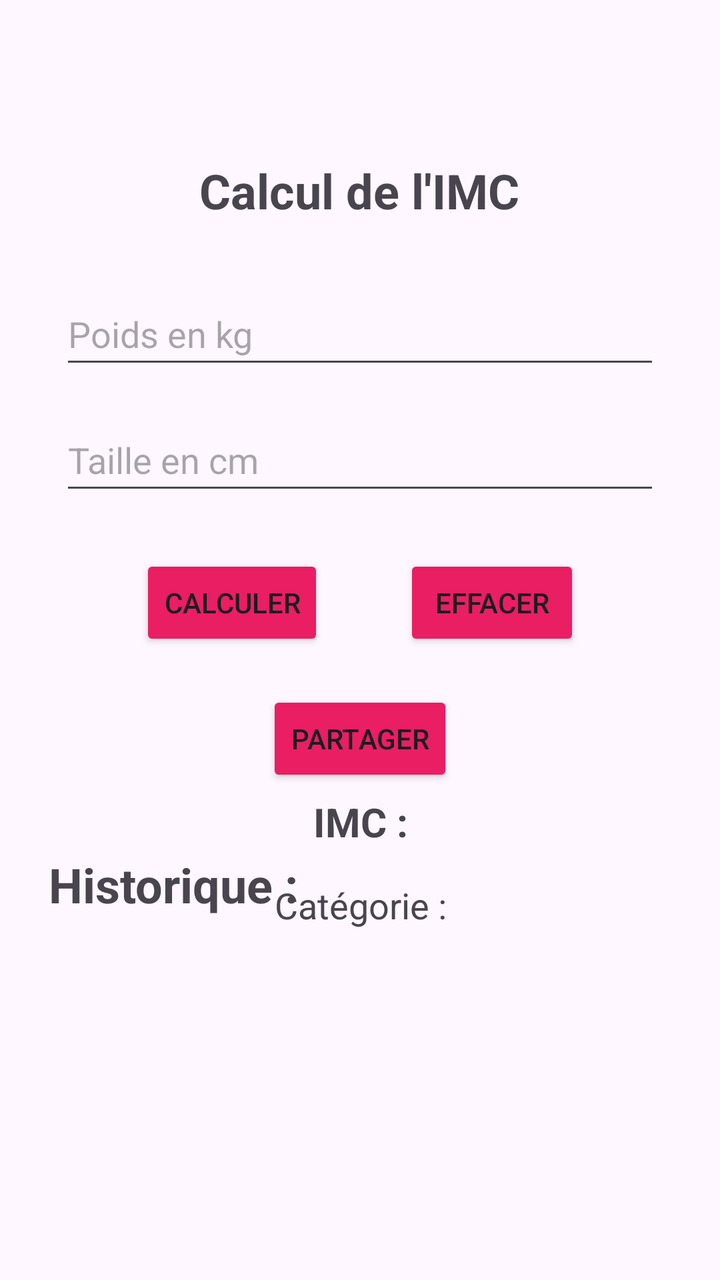
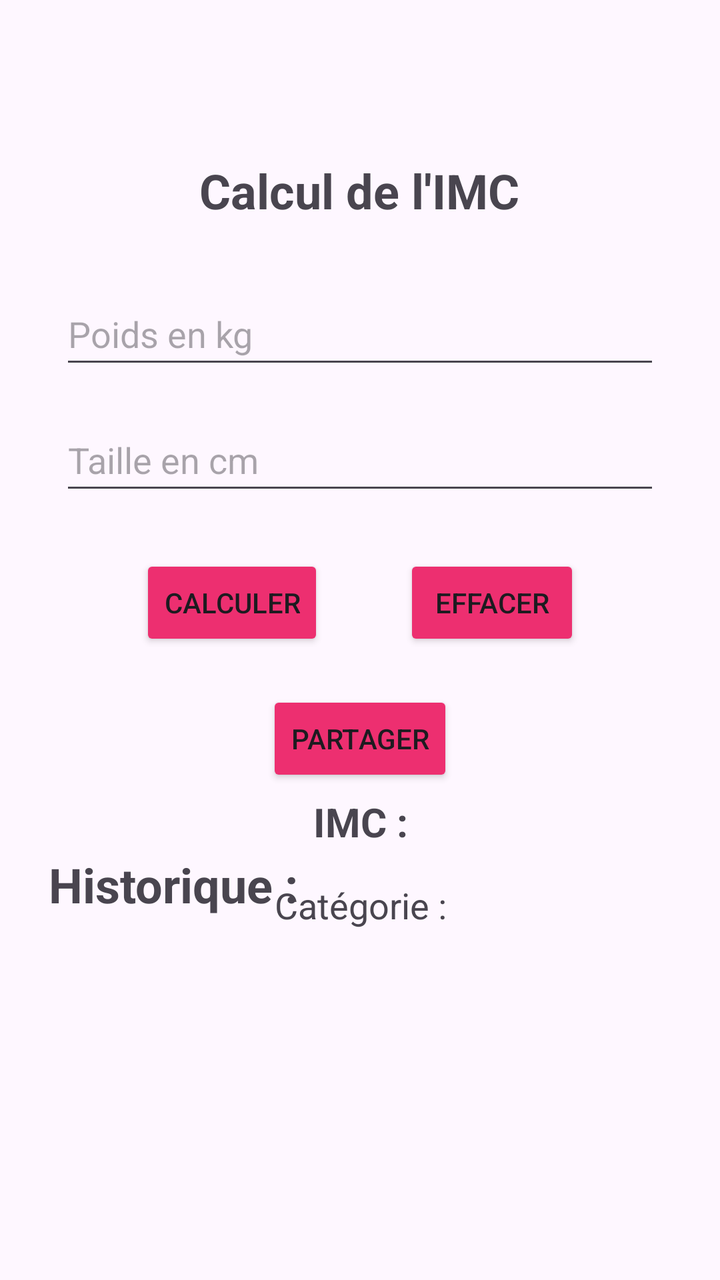

Compare the two renders of this Android layout. The source of the first and the diff that turns it into the second are given below.
<!-- AndroidManifest.xml: application theme Theme.CalculIMC -->
<!-- res/layout/activity_main.xml -->
<?xml version="1.0" encoding="utf-8"?>
<androidx.constraintlayout.widget.ConstraintLayout xmlns:android="http://schemas.android.com/apk/res/android"
    xmlns:app="http://schemas.android.com/apk/res-auto"
    xmlns:tools="http://schemas.android.com/tools"
    android:id="@+id/main"
    android:layout_width="match_parent"
    android:layout_height="match_parent"
    tools:context=".MainActivity">

    <TextView
        android:id="@+id/textViewTitre"
        android:layout_width="wrap_content"
        android:layout_height="wrap_content"
        android:text="@string/titre"
        android:textSize="24sp"
        android:textStyle="bold"
        app:layout_constraintBottom_toBottomOf="parent"
        app:layout_constraintEnd_toEndOf="parent"
        app:layout_constraintHorizontal_bias="0.498"
        app:layout_constraintStart_toStartOf="parent"
        app:layout_constraintTop_toTopOf="parent"
        app:layout_constraintVertical_bias="0.13" />

    <EditText
        android:id="@+id/editTextPoids"
        android:layout_width="0dp"
        android:layout_height="48dp"
        app:layout_constraintStart_toStartOf="parent"
        app:layout_constraintEnd_toEndOf="parent"
        android:hint="@string/poids_hint"
        android:inputType="numberDecimal"
        app:layout_constraintTop_toBottomOf="@id/textViewTitre"
        android:layout_marginStart="30dp"
        android:layout_marginEnd="30dp"
        android:layout_marginTop="30dp"/>

    <EditText
        android:id="@+id/editTextTaille"
        android:layout_width="0dp"
        android:layout_height="48dp"
        android:hint="@string/taille_hint"
        android:inputType="numberDecimal"
        app:layout_constraintTop_toBottomOf="@id/editTextPoids"
        app:layout_constraintStart_toStartOf="parent"
        app:layout_constraintEnd_toEndOf="parent"
        android:layout_marginStart="30dp"
        android:layout_marginEnd="30dp"
        android:layout_marginTop="15dp" />

    <Button
        android:id="@+id/buttonCalculer"
        android:layout_width="wrap_content"
        android:layout_height="wrap_content"
        android:text="@string/calculer"
        app:layout_constraintTop_toBottomOf="@id/editTextTaille"
        app:layout_constraintStart_toStartOf="parent"
        android:layout_marginTop="25dp"
        android:layout_marginStart="70dp"
        android:backgroundTint="#E91E63" />

    <Button
        android:id="@+id/buttonEffacer"
        android:layout_width="wrap_content"
        android:layout_height="wrap_content"
        android:text="@string/effacer"
        app:layout_constraintTop_toBottomOf="@id/editTextTaille"
        app:layout_constraintEnd_toEndOf="parent"
        android:layout_marginTop="25dp"
        android:layout_marginEnd="70dp"
        android:backgroundTint="#E91E63" />

    <Button
        android:id="@+id/buttonPartager"
        android:layout_width="wrap_content"
        android:layout_height="wrap_content"
        android:text="Partager"
        app:layout_constraintTop_toBottomOf="@id/buttonEffacer"
        app:layout_constraintStart_toStartOf="parent"
        app:layout_constraintEnd_toEndOf="parent"
        android:layout_marginTop="20dp"
        android:backgroundTint="#E91E63" />

    <TextView
        android:id="@+id/historiqueTextView"
        android:layout_width="0dp"
        android:layout_height="wrap_content"
        android:layout_marginStart="30dp"
        android:layout_marginTop="104dp"
        android:layout_marginEnd="30dp"
        android:text=""
        android:textSize="18sp"
        android:textStyle="bold"
        app:layout_constraintEnd_toEndOf="parent"
        app:layout_constraintHorizontal_bias="0.0"
        app:layout_constraintStart_toStartOf="parent"
        app:layout_constraintTop_toBottomOf="@id/textViewCategorie" />

    <TextView
        android:layout_width="wrap_content"
        android:layout_height="wrap_content"
        android:text="Historique :"
        android:textSize="24sp"
        android:textStyle="bold"
        app:layout_constraintBottom_toBottomOf="parent"
        app:layout_constraintEnd_toEndOf="parent"
        app:layout_constraintHorizontal_bias="0.104"
        app:layout_constraintStart_toStartOf="parent"
        app:layout_constraintTop_toTopOf="parent"
        app:layout_constraintVertical_bias="0.701" />

    <TextView
        android:id="@+id/textViewCategorie"
        android:layout_width="wrap_content"
        android:layout_height="wrap_content"
        android:layout_marginTop="16dp"
        android:text="@string/categorie"
        android:textSize="18sp"
        app:layout_constraintEnd_toEndOf="parent"
        app:layout_constraintHorizontal_bias="0.501"
        app:layout_constraintStart_toStartOf="parent"
        app:layout_constraintTop_toBottomOf="@id/textViewImc" />

    <TextView
        android:id="@+id/textViewImc"
        android:layout_width="wrap_content"
        android:layout_height="wrap_content"
        android:layout_marginTop="72dp"
        android:text="@string/imc"
        android:textSize="20sp"
        android:textStyle="bold"
        app:layout_constraintEnd_toEndOf="parent"
        app:layout_constraintHorizontal_bias="0.501"
        app:layout_constraintStart_toStartOf="parent"
        app:layout_constraintTop_toBottomOf="@id/buttonCalculer" />


</androidx.constraintlayout.widget.ConstraintLayout>
<!-- resources referenced by this layout -->
<resources>
  <string name="calculer">Calculer</string>
  <string name="categorie">Catégorie :</string>
  <string name="effacer">Effacer</string>
  <string name="imc">IMC :</string>
  <string name="poids_hint">Poids en kg</string>
  <string name="taille_hint">Taille en cm</string>
  <string name="titre">Calcul de l\'IMC</string>
  <style name="Theme.CalculIMC" parent="Base.Theme.CalculIMC" />
  <style name="Base.Theme.CalculIMC" parent="Theme.Material3.DayNight.NoActionBar">
          
          
      </style>
</resources>

<!-- the commit's change to res/layout/activity_main.xml (unified diff, before → after) -->
@@ -56,7 +56,7 @@
         app:layout_constraintStart_toStartOf="parent"
         android:layout_marginTop="25dp"
         android:layout_marginStart="70dp"
-        android:backgroundTint="#E91E63" />
+        android:backgroundTint="#ED2F70" />
 
     <Button
         android:id="@+id/buttonEffacer"
@@ -67,7 +67,7 @@
         app:layout_constraintEnd_toEndOf="parent"
         android:layout_marginTop="25dp"
         android:layout_marginEnd="70dp"
-        android:backgroundTint="#E91E63" />
+        android:backgroundTint="#ED2F70" />
 
     <Button
         android:id="@+id/buttonPartager"
@@ -78,7 +78,7 @@
         app:layout_constraintStart_toStartOf="parent"
         app:layout_constraintEnd_toEndOf="parent"
         android:layout_marginTop="20dp"
-        android:backgroundTint="#E91E63" />
+        android:backgroundTint="#ED2F70" />
 
     <TextView
         android:id="@+id/historiqueTextView"
